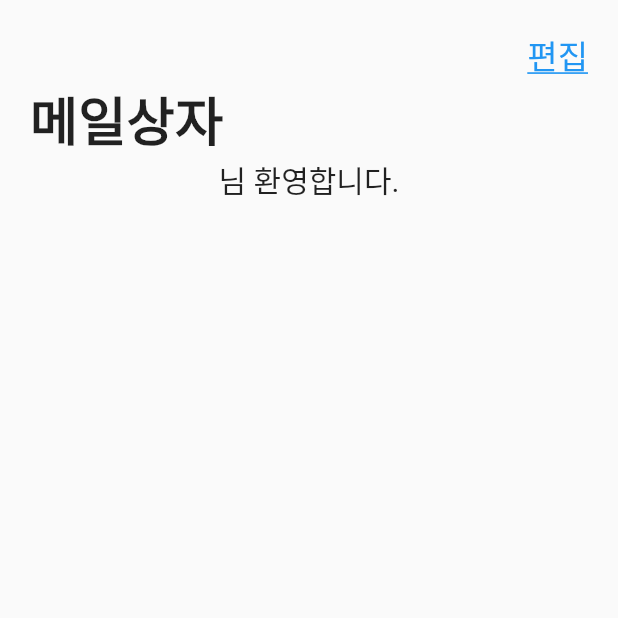
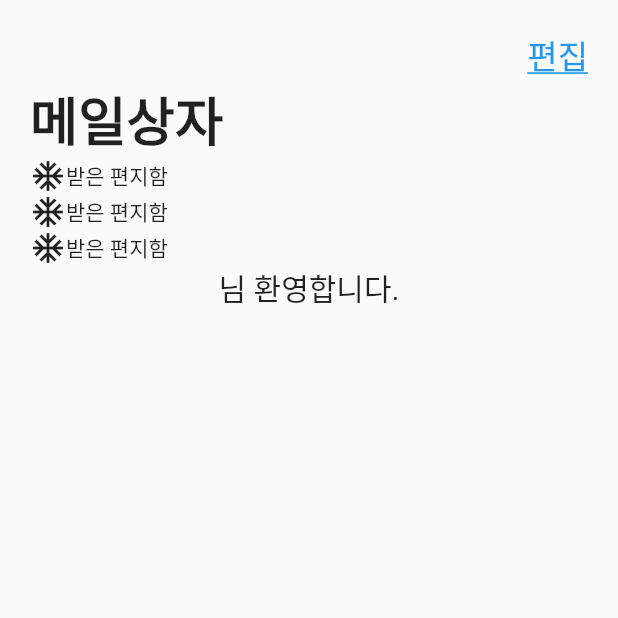
Before and after one commit to LeeShinwon/Mail, a Flutter app: the screen it shows once a user with an empty profile is signed in, on a phone screen of 412 x 824 dp, the top half of it. Run offline on Flutter 3.47's test engine with Material 2 defaults, Android fonts, the light colour scheme and no system bars; our stand-ins replace cloud_firestore, firebase_auth, firebase_core, get, google_sign_in; accounts and stored records are empty; network calls fail.

Commit message:
[FEAT] fill home.dart with more contents

```diff
--- a/lib/home.dart
+++ b/lib/home.dart
@@ -49,6 +49,9 @@ class HomePage extends StatelessWidget {
                       borderRadius: BorderRadius.circular(16),
                       child: Column(
                         children: [
+                          _mainButton(Icons.ac_unit_sharp, "받은 편지함"),
+                          _mainButton(Icons.ac_unit_sharp, "받은 편지함"),
+                          _mainButton(Icons.ac_unit_sharp, "받은 편지함"),
 
                         ],
                       ),
@@ -62,6 +65,16 @@ class HomePage extends StatelessWidget {
               );
             }
           }),
-    ));
+    ),
+    );
+  }
+
+  Widget _mainButton(IconData icon, String title){
+  return Row(
+      children: [
+        Icon(icon),
+        Text(title),
+      ],
+    );
   }
 }
```
Also changed, not shown: lib/widget.dart (added, +17 -0 lines).
